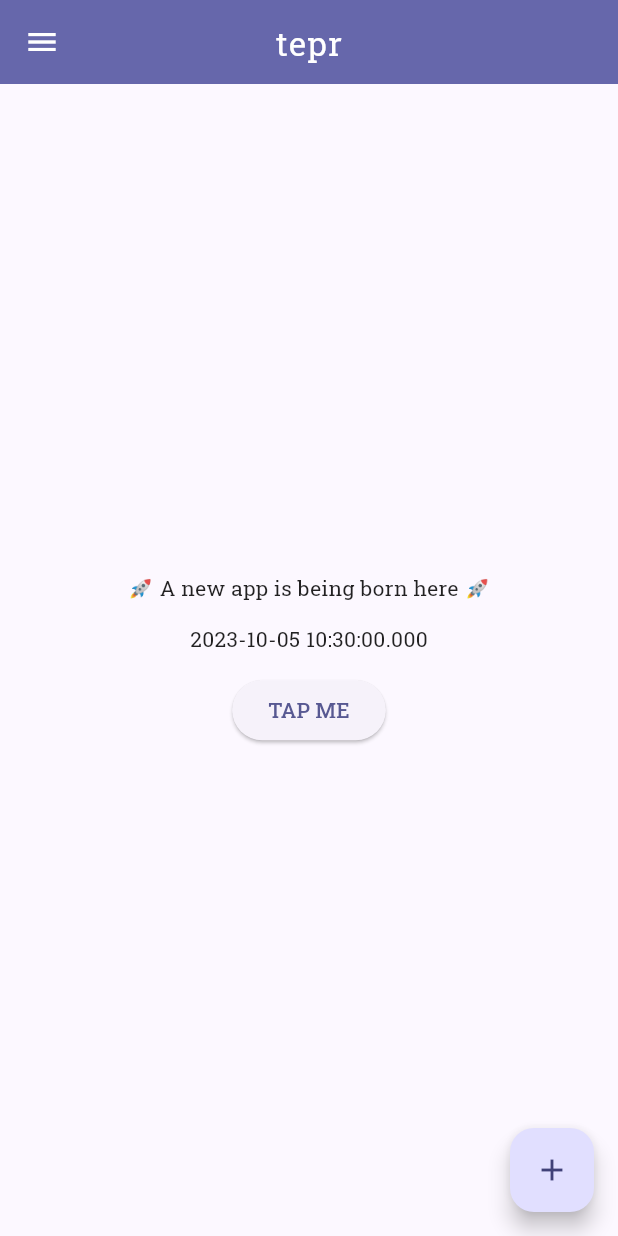
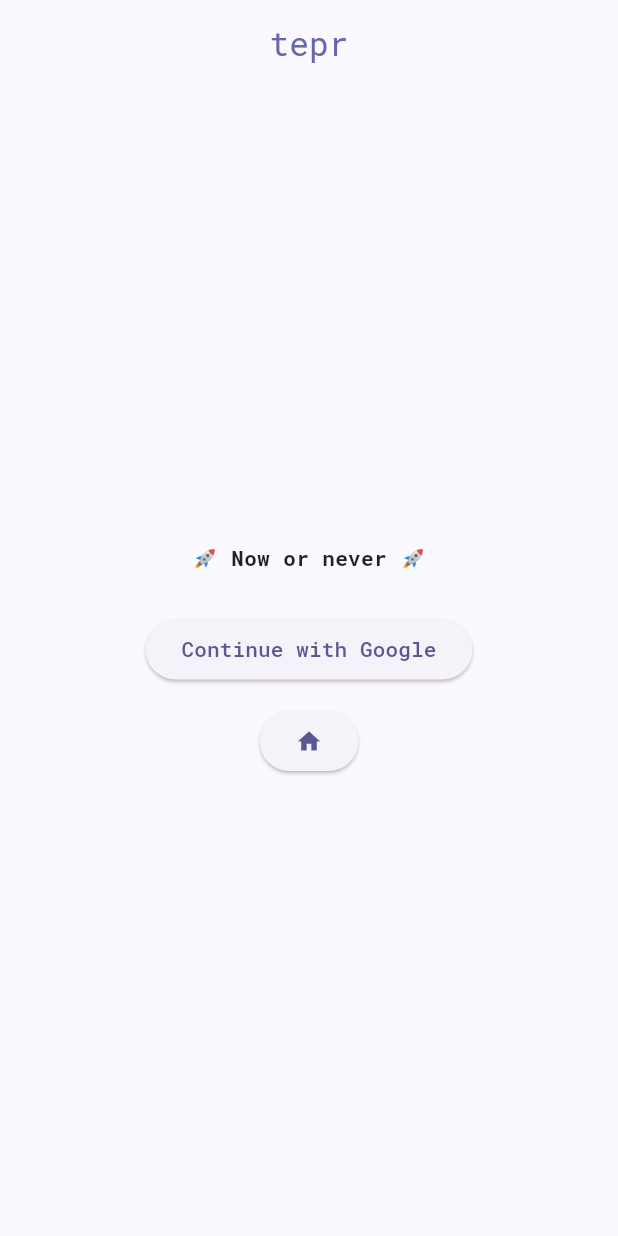
Before and after one commit to johninquest/posa, a Flutter app: the screen it shows after launch, on a phone screen of 412 x 824 dp. Run offline on Flutter 3.47's test engine with Material 2 defaults, Android fonts, the phone set to English and light mode, and no system bars; our stand-ins replace google_fonts, package_info_plus.

Commit message:
still bootstrapping

```diff
--- a/lib/main.dart
+++ b/lib/main.dart
@@ -1,6 +1,7 @@
 import 'package:flutter/material.dart';
 import 'package:google_fonts/google_fonts.dart';
-import '../../pages/home.dart';
+import '../../pages/auth.dart';
+/* import '../../pages/home.dart'; */
 import '../../style/colors.dart';
 
 void main() {
@@ -14,14 +15,14 @@
   @override
   Widget build(BuildContext context) {
     return MaterialApp(
-      debugShowCheckedModeBanner: true,
+      debugShowCheckedModeBanner: false,
       /* title: 'Flutter Demo', */
       theme: ThemeData(
           colorScheme: ColorScheme.fromSeed(seedColor: primaryColor),
           useMaterial3: true,
           /*  fontFamily: GoogleFonts.quicksand().fontFamily, */
-          textTheme: GoogleFonts.robotoSlabTextTheme()),
-      home: const HomePage(),
+          textTheme: GoogleFonts.robotoMonoTextTheme()),
+      home: const AuthPage(),
     );
   }
 }
--- /dev/null
+++ b/lib/pages/auth.dart
@@ -0,0 +1,52 @@
+import 'package:flutter/material.dart';
+import '../../pages/home.dart';
+import '../../style/colors.dart';
+import '../../utils/router.dart';
+import 'dart:developer';
+
+class AuthPage extends StatelessWidget {
+  const AuthPage({super.key});
+
+  @override
+  Widget build(BuildContext context) {
+    return Scaffold(
+      appBar: AppBar(
+        title: const Text(
+          'tepr',
+          style: TextStyle(color: primaryColor),
+        ),
+        centerTitle: true,
+        automaticallyImplyLeading: false,
+      ),
+      body: Center(
+        child: Column(
+          mainAxisAlignment: MainAxisAlignment.center,
+          crossAxisAlignment: CrossAxisAlignment.center,
+          children: [
+            Container(
+                margin: const EdgeInsets.only(bottom: 13.0),
+                child: const Text('🚀 Now or never 🚀',
+                    style: TextStyle(fontWeight: FontWeight.bold))),
+            const SizedBox(
+              height: 13.0,
+            ),
+            ElevatedButton(
+              onPressed: () => log('Tapped google button'),
+              child: const Text(
+                'Continue with Google',
+              ),
+            ),
+            const SizedBox(
+              height: 13.0,
+            ),
+            ElevatedButton(
+              onPressed: () =>
+                  PageRouter().navigateToPage(const HomePage(), context),
+              child: const Icon(Icons.home),
+            )
+          ],
+        ),
+      ),
+    );
+  }
+}
--- a/lib/pages/home.dart
+++ b/lib/pages/home.dart
@@ -1,4 +1,6 @@
 import 'package:flutter/material.dart';
+import 'package:tepr/pages/auth.dart';
+import 'package:tepr/utils/router.dart';
 import '../../shared/left_menu.dart';
 import '../../utils/date_time_helper.dart';
 import '../style/colors.dart';
@@ -19,7 +21,7 @@
           style: TextStyle(color: textWhiteColor, letterSpacing: 1.0),
         ),
         centerTitle: true,
-        actions: const [
+        actions: [
           /* IconButton(
             onPressed: () => showDialog(
                 context: context,
@@ -28,15 +30,21 @@
             icon: const Icon(Icons.logout_outlined),
             tooltip: 'Log out',
           ) */
+          IconButton(
+            onPressed: () =>
+                PageRouter().navigateToPage(const AuthPage(), context),
+            icon: const Icon(Icons.logout_outlined),
+            tooltip: 'Log out',
+          )
         ],
       ),
       /* drawer: const LeftMenu(), */
       body: Center(
           child: Column(mainAxisAlignment: MainAxisAlignment.center, children: [
-        const Text('🚀 A new app is being born here 🚀'),
+        /* const Text('🚀 A new app is being born here 🚀'),
         const SizedBox(
           height: 13.0,
-        ),
+        ), */
         Text(dtHelper.localDateTimeNow()),
         const SizedBox(
           height: 13.0,
--- a/lib/shared/left_menu.dart
+++ b/lib/shared/left_menu.dart
@@ -1,8 +1,8 @@
 import 'package:flutter/material.dart';
-import 'package:tepr/pages/info.dart';
+import '../../pages/info.dart';
 import '../style/colors.dart';
+import '../utils/router.dart';
 import 'dart:developer';
-import '../utils/router.dart';
 
 class LeftMenu extends StatefulWidget {
   const LeftMenu({Key? key}) : super(key: key);
```
Also changed, not shown: 1 other file.
